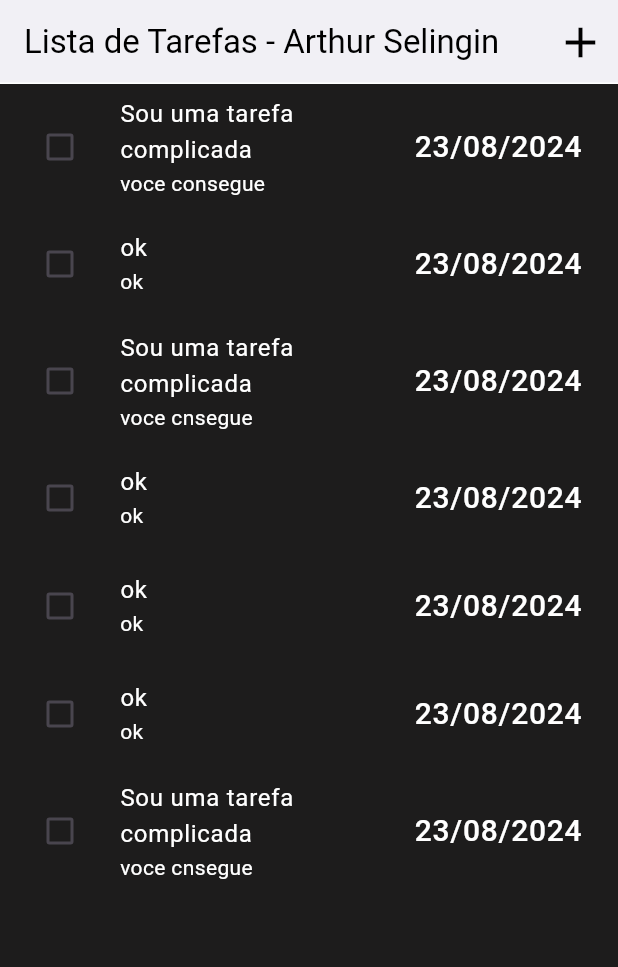
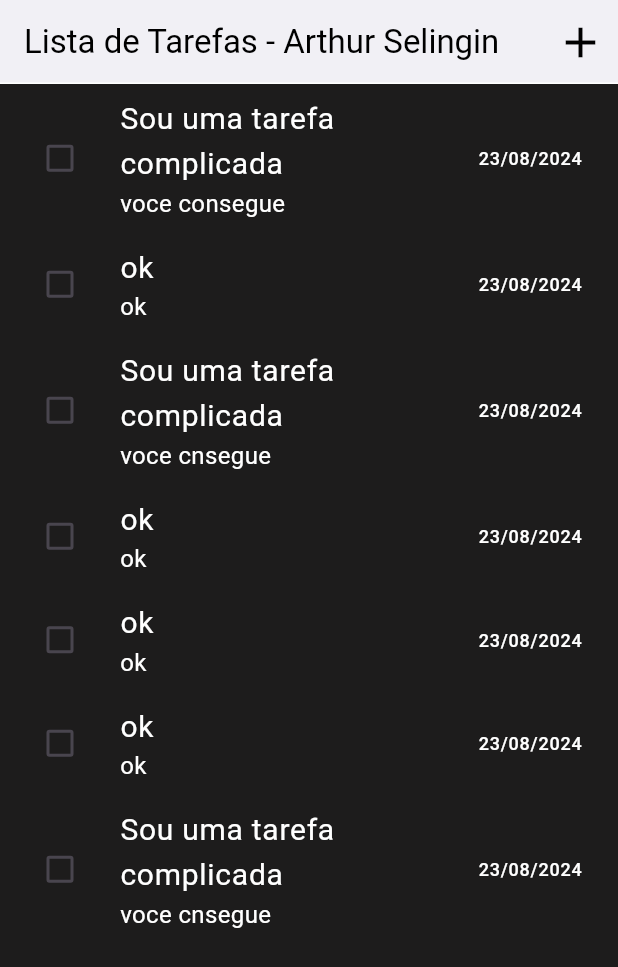
Before and after one commit to selingindev/todolist_provider, a Flutter app: the screen it shows after launch, on a phone screen of 412 x 824 dp. Shown: the top 967 px of the screen. Run offline on Flutter 3.47's test engine with Material 3 defaults, Android fonts, the light colour scheme and no system bars.

Commit message:
subindo para debugar

```diff
--- a/lib/features/todos/screens/todos_screens.dart
+++ b/lib/features/todos/screens/todos_screens.dart
@@ -1,8 +1,6 @@
 import 'package:flutter/material.dart';
 import 'package:todolist_provider/features/todos/widgets/list_tile_todo_widget.dart';
-import 'package:todolist_provider/shared/models/todos_model.dart';
 
-import 'package:todolist_provider/features/todos/widgets/todo_checkbox_widget.dart';
 
 class TodosScreens extends StatelessWidget {
   final String title;
--- a/lib/features/todos/widgets/list_tile_todo_widget.dart
+++ b/lib/features/todos/widgets/list_tile_todo_widget.dart
@@ -1,6 +1,7 @@
 import 'package:flutter/material.dart';
 import 'package:todolist_provider/features/todos/widgets/todo_checkbox_widget.dart';
 import 'package:todolist_provider/shared/models/todos_model.dart';
+import 'package:todolist_provider/shared/models/widgets/texts/text_widget.dart';
 import 'todo_date_time_widget.dart';
 
 final List<TodosModel> todos = [
@@ -24,10 +25,13 @@ class ListTileTodoWidget extends StatelessWidget {
         final todo = todos[index];
         return ListTile(
           leading: TodoCheckboxWidget(todo),
-          title: Text(todo.title),
-          subtitle: Text(todo.description ?? ''),
+          title: TextWidget(cfontSize:20,todo.title),
+          subtitle: TextWidget(cfontSize: 16, todo.description ?? ''),
           trailing: TodoDateTimeWidget(todo),
           textColor: Colors.white,
+          onLongPress: () => {
+            print("artu")
+          },
         );
       },
     );
--- a/lib/features/todos/widgets/todo_date_time_widget.dart
+++ b/lib/features/todos/widgets/todo_date_time_widget.dart
@@ -1,6 +1,7 @@
 import 'package:flutter/material.dart';
 import 'package:todolist_provider/shared/models/todos_model.dart';
 import 'package:intl/intl.dart';
+import 'package:todolist_provider/shared/models/widgets/texts/text_widget.dart';
 
 class TodoDateTimeWidget extends StatelessWidget {
   final TodosModel todo;
@@ -16,10 +17,7 @@ class TodoDateTimeWidget extends StatelessWidget {
     }
 
     // Retorna o widget Text com a data formatada
-    return Text(formatarData(todo.date),
-    style: const TextStyle(
-      fontSize: 20
-    ),
+    return TextWidget(cfontSize: 12, formatarData(todo.date),
     );
   }
 }
--- /dev/null
+++ b/lib/shared/models/widgets/texts/text_widget.dart
@@ -0,0 +1,19 @@
+import 'package:flutter/material.dart';
+
+class TextWidget extends StatelessWidget {
+  const TextWidget(this.text,{ super.key,  double? cfontSize, this.textAlign}) : fontSize = cfontSize ?? 16;
+
+  final String text;
+  final double fontSize;
+  final TextAlign? textAlign;
+
+  @override
+  Widget build(BuildContext context) {
+    return  Text(text,
+      style: TextStyle (
+        color: Colors.white,
+        fontSize: fontSize),
+      textAlign: textAlign,
+      );
+  }
+}
```
